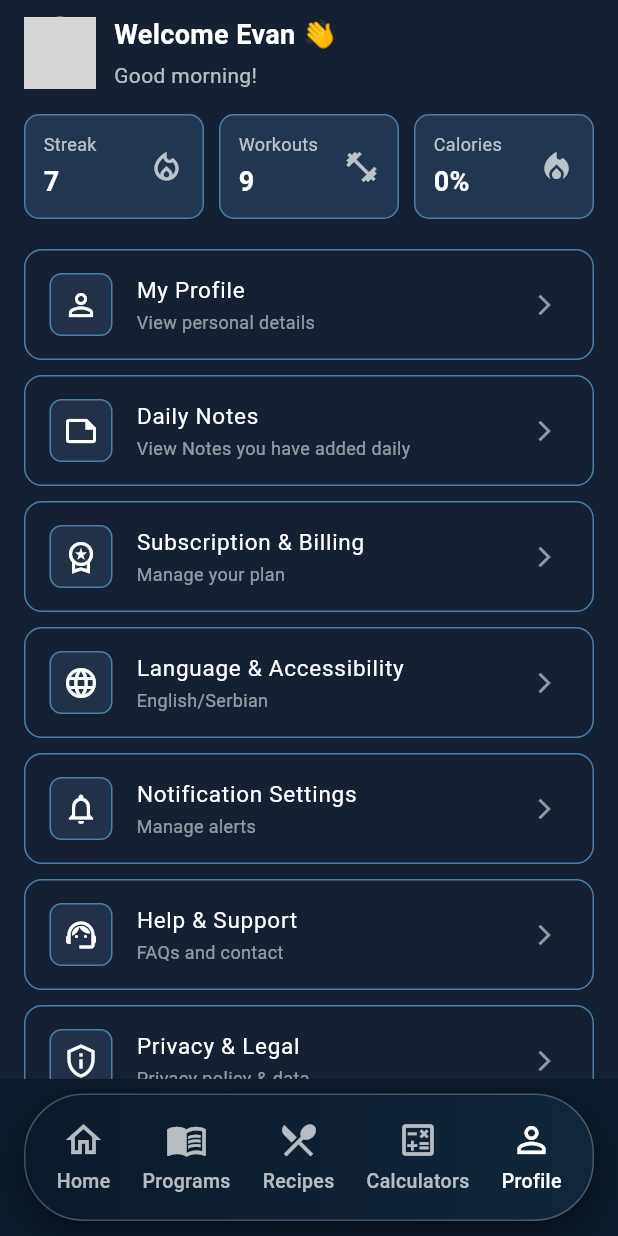
After one commit to FSDTeam-SAA/flutter_disabilitymne, a Flutter app: the AppGround screen opened directly, item 5 of the bottom bar chosen, on a phone screen of 412 x 824 dp. The commit adds this screen. Run offline on Flutter 3.47's test engine with Material 3 defaults, Android fonts, the phone set to English and light mode, and no system bars; our stand-ins replace dartz, dio, get, image_picker, sleek_circular_slider, syncfusion_flutter_gauges; missing offline and left inert: app_pigeon; network calls fail; grey boxes are pictures that could not be loaded.

Commit message:
feat: Add ProfileScreen and integrate logout functionality in AuthInterface

```diff
--- a/lib/app/app_manager.dart
+++ b/lib/app/app_manager.dart
@@ -2,6 +2,7 @@ import 'dart:async';
 import 'package:app_pigeon/app_pigeon.dart';
 import 'package:disabilitymne/core/constants/api_endpoints.dart';
 import 'package:disabilitymne/core/helpers/auth_role.dart';
+import 'package:disabilitymne/features/auth/presentation/sign_in_screen.dart';
 import 'package:disabilitymne/features/profile/controller/profile_controller.dart';
 import 'package:disabilitymne/nabber_screen.dart';
 import 'package:flutter/material.dart';
@@ -42,7 +43,7 @@ class AppManager extends GetxController {
   void _decideRoute(AuthStatus? authStatus) async {
     if (authStatus is UnAuthenticated) {
       _authStatus = authStatus;
-      // Get.offAll(() => SignupScreen());
+      Get.offAll(() => SignInScreen());
       // navigatorKey.currentState?.pushNamedAndRemoveUntil(
       //   RouteNames.login,
       //   (route) => false,
--- a/lib/core/di/internal_service_di.dart
+++ b/lib/core/di/internal_service_di.dart
@@ -1,11 +1,16 @@
 import 'package:disabilitymne/core/notifiers/snackbar_notifier.dart';
 import 'package:disabilitymne/features/auth/controller/signin_controller.dart';
+import 'package:disabilitymne/features/auth/services/auth_interface.dart';
+import 'package:disabilitymne/features/auth/services/auth_interface_impl.dart';
+import 'package:disabilitymne/features/profile/controller/profile_controller.dart';
 import 'package:get/get.dart';
 import '../../app/app_manager.dart';
 
 void initServices() {
   Get.put<AppManager>(AppManager(), permanent: true);
 
+Get.lazyPut<AuthInterface>(() => AuthInterfaceImpl(Get.find()));
   Get.lazyPut(() => SnackbarNotifier(context: Get.context!));
   Get.lazyPut(() => LoginController(Get.find()));
+  Get.put(ProfileController());
 }
--- a/lib/features/auth/services/auth_interface_impl.dart
+++ b/lib/features/auth/services/auth_interface_impl.dart
@@ -59,9 +59,15 @@ final class AuthInterfaceImpl extends AuthInterface {
   }
 
   @override
-  FutureRequest<Success<dynamic>> logout() {
-    // TODO: implement logout
-    throw UnimplementedError();
+  FutureRequest<Success> logout() async {
+    return await asyncTryCatch(
+      tryFunc: () async {
+        final response = await appPigeon.post(ApiEndpoints.logout);
+        debugPrint('LOGOUT RESPONSE => ${response.data}');
+        await appPigeon.logOut();
+        return Success(message: extractSuccessMessage(response));
+      },
+    );
   }
 
   @override
--- /dev/null
+++ b/lib/features/profile/presentation/profile_screen.dart
@@ -0,0 +1,334 @@
+import 'package:disabilitymne/features/auth/services/auth_interface.dart';
+import 'package:disabilitymne/features/profile/controller/profile_controller.dart';
+import 'package:flutter/material.dart';
+import 'package:get/get.dart';
+
+class ProfileScreen extends StatefulWidget {
+  const ProfileScreen({super.key});
+
+  @override
+  State<ProfileScreen> createState() => _ProfileScreenState();
+}
+
+class _ProfileScreenState extends State<ProfileScreen> {
+  final controller = Get.find<ProfileController>();
+
+  void showLogoutDialog({required VoidCallback onConfirm}) {
+    Get.defaultDialog(
+      backgroundColor: Colors.white,
+      title: "Logout",
+      middleText: "Are you sure you want to logout?",
+      titleStyle: const TextStyle(
+        fontSize: 18,
+        fontWeight: FontWeight.bold,
+        color: Colors.black,
+      ),
+      middleTextStyle: const TextStyle(fontSize: 16, color: Colors.black),
+      barrierDismissible: true,
+      radius: 16,
+      contentPadding: const EdgeInsets.all(20),
+      cancel: OutlinedButton(
+        style: OutlinedButton.styleFrom(
+          backgroundColor: Colors.white,
+          foregroundColor: Colors.black,
+          side: const BorderSide(color: Colors.grey),
+          shape:
+              RoundedRectangleBorder(borderRadius: BorderRadius.circular(8)),
+        ),
+        onPressed: () {
+          Get.back();
+        },
+        child: const Text("Cancel"),
+      ),
+      confirm: ElevatedButton(
+        style: ElevatedButton.styleFrom(
+          backgroundColor: const Color(0xFF314E94),
+          foregroundColor: Colors.white,
+          shape:
+              RoundedRectangleBorder(borderRadius: BorderRadius.circular(8)),
+        ),
+        onPressed: () {
+          Get.find<AuthInterface>().logout();
+        },
+        child: const Text("Logout"),
+      ),
+    );
+  }
+
+  @override
+  Widget build(BuildContext context) {
+    return Scaffold(
+      backgroundColor: const Color(0xFF152033),
+      body: SizedBox(
+        width: double.infinity,
+        child: SafeArea(
+          child: Padding(
+            padding: const EdgeInsets.symmetric(horizontal: 16),
+            child: Column(
+              children: [
+                const SizedBox(height: 10),
+
+                /// Header
+                Row(
+                  children: [
+                    const CircleAvatar(
+                      radius: 24,
+                      backgroundImage: NetworkImage(
+                        "https://i.pravatar.cc/300",
+                      ),
+                    ),
+                    const SizedBox(width: 12),
+                    Column(
+                      crossAxisAlignment: CrossAxisAlignment.start,
+                      children: const [
+                        Text(
+                          "Welcome Evan 👋",
+                          style: TextStyle(
+                            color: Colors.white,
+                            fontSize: 18,
+                            fontWeight: FontWeight.bold,
+                          ),
+                        ),
+                        SizedBox(height: 4),
+                        Text(
+                          "Good morning!",
+                          style:
+                              TextStyle(color: Colors.white70, fontSize: 14),
+                        ),
+                      ],
+                    ),
+                  ],
+                ),
+
+                const SizedBox(height: 16),
+
+                /// Progress Cards
+                Row(
+                  children: const [
+                    Expanded(
+                      child: _StatCard(
+                        title: "Streak",
+                        value: "7",
+                        icon: Icons.local_fire_department_outlined,
+                      ),
+                    ),
+                    SizedBox(width: 10),
+                    Expanded(
+                      child: _StatCard(
+                        title: "Workouts",
+                        value: "9",
+                        icon: Icons.fitness_center,
+                      ),
+                    ),
+                    SizedBox(width: 10),
+                    Expanded(
+                      child: _StatCard(
+                        title: "Calories",
+                        value: "0%",
+                        icon: Icons.local_fire_department,
+                      ),
+                    ),
+                  ],
+                ),
+
+                const SizedBox(height: 20),
+
+                /// Settings List
+                Expanded(
+                  child: ListView(
+                    children: [
+                      _SettingsTile(
+                        icon: Icons.person_outline,
+                        title: "My Profile",
+                        subtitle: "View personal details",
+                        onTap: () {},
+                      ),
+                      _SettingsTile(
+                        icon: Icons.note_outlined,
+                        title: "Daily Notes",
+                        subtitle: "View Notes you have added daily",
+                        onTap: () {},
+                      ),
+                      _SettingsTile(
+                        icon: Icons.workspace_premium_outlined,
+                        title: "Subscription & Billing",
+                        subtitle: "Manage your plan",
+                        onTap: () {},
+                      ),
+                      _SettingsTile(
+                        icon: Icons.language,
+                        title: "Language & Accessibility",
+                        subtitle: "English/Serbian",
+                        onTap: () {},
+                      ),
+                      _SettingsTile(
+                        icon: Icons.notifications_none,
+                        title: "Notification Settings",
+                        subtitle: "Manage alerts",
+                        onTap: () {},
+                      ),
+                      _SettingsTile(
+                        icon: Icons.support_agent_outlined,
+                        title: "Help & Support",
+                        subtitle: "FAQs and contact",
+                        onTap: () {},
+                      ),
+                      _SettingsTile(
+                        icon: Icons.privacy_tip_outlined,
+                        title: "Privacy & Legal",
+                        subtitle: "Privacy policy & data",
+                        onTap: () {},
+                      ),
+                      _SettingsTile(
+                        icon: Icons.description_outlined,
+                        title: "Terms of Service",
+                        subtitle: "App usage terms and conditions",
+                        onTap: () {},
+                      ),
+                      _SettingsTile(
+                        icon: Icons.lock_outline,
+                        title: "Privacy & Security",
+                        subtitle: "View personal details",
+                        onTap: () {},
+                      ),
+
+                      const SizedBox(height: 10),
+
+                      /// Sign Out
+                      Center(
+                        child: TextButton.icon(
+                          onPressed: () {
+                            showLogoutDialog(
+                              onConfirm: () {
+                                Get.find<AuthInterface>().logout();
+                              },
+                            );
+                          },
+                          icon: const Icon(
+                            Icons.logout,
+                            size: 24,
+                            color: Colors.red,
+                          ),
+                          label: const Text(
+                            "Sign Out",
+                            style: TextStyle(
+                              color: Colors.red,
+                              fontSize: 20,
+                              fontWeight: FontWeight.w600,
+                            ),
+                          ),
+                        ),
+                      ),
+
+                      const SizedBox(height: 20),
+                    ],
+                  ),
+                ),
+              ],
+            ),
+          ),
+        ),
+      ),
+    );
+  }
+}
+
+class _StatCard extends StatelessWidget {
+  final String title;
+  final String value;
+  final IconData icon;
+
+  const _StatCard({
+    required this.title,
+    required this.value,
+    required this.icon,
+  });
+
+  @override
+  Widget build(BuildContext context) {
+    return Container(
+      height: 70,
+      padding: const EdgeInsets.symmetric(horizontal: 12),
+      decoration: BoxDecoration(
+        color: const Color(0xFF223650),
+        borderRadius: BorderRadius.circular(10),
+        border: Border.all(color: const Color(0xFF4B7FA8)),
+      ),
+      child: Row(
+        mainAxisAlignment: MainAxisAlignment.spaceBetween,
+        children: [
+          Column(
+            mainAxisAlignment: MainAxisAlignment.center,
+            crossAxisAlignment: CrossAxisAlignment.start,
+            children: [
+              Text(
+                title,
+                style: const TextStyle(color: Colors.white70, fontSize: 12),
+              ),
+              const SizedBox(height: 4),
+              Text(
+                value,
+                style: const TextStyle(
+                  color: Colors.white,
+                  fontSize: 18,
+                  fontWeight: FontWeight.bold,
+                ),
+              ),
+            ],
+          ),
+          Icon(icon, color: Colors.white70),
+        ],
+      ),
+    );
+  }
+}
+
+class _SettingsTile extends StatelessWidget {
+  final IconData icon;
+  final String title;
+  final String subtitle;
+  final VoidCallback? onTap;
+
+  const _SettingsTile({
+    required this.icon,
+    required this.title,
+    required this.subtitle,
+    this.onTap,
+  });
+
+  @override
+  Widget build(BuildContext context) {
+    return Container(
+      margin: const EdgeInsets.only(bottom: 10),
+      decoration: BoxDecoration(
+        borderRadius: BorderRadius.circular(12),
+        border: Border.all(color: const Color(0xFF4B7FA8)),
+      ),
+      child: ListTile(
+        onTap: onTap,
+        leading: Container(
+          decoration: BoxDecoration(
+            color: const Color(0xFF223148),
+            border: Border.all(color: const Color(0xFF4B7FA8)),
+            borderRadius: BorderRadius.circular(8),
+          ),
+          padding: const EdgeInsets.all(8),
+          child: Icon(icon, color: Colors.white),
+        ),
+        title: Text(
+          title,
+          style: const TextStyle(color: Colors.white, fontSize: 15),
+        ),
+        subtitle: Text(
+          subtitle,
+          style: const TextStyle(color: Colors.white54, fontSize: 12),
+        ),
+        trailing: const Icon(
+          Icons.arrow_forward_ios,
+          color: Colors.white54,
+          size: 16,
+        ),
+      ),
+    );
+  }
+}
--- a/lib/nabber_screen.dart
+++ b/lib/nabber_screen.dart
@@ -1,3 +1,4 @@
+import 'package:disabilitymne/features/profile/presentation/profile_screen.dart';
 import 'package:flutter/material.dart';
 import 'package:get/get.dart';
 
@@ -12,7 +13,7 @@ class AppGround extends StatelessWidget {
     Scaffold(),
     Scaffold(),
     Scaffold(),
-    Scaffold(),
+    ProfileScreen(),
   ];
 
   final List<IconData> icons = const [
```
Also changed, not shown: lib/features/profile/services/profile_interface.dart (added), lib/features/profile/services/profile_interface_impl.dart (added).
